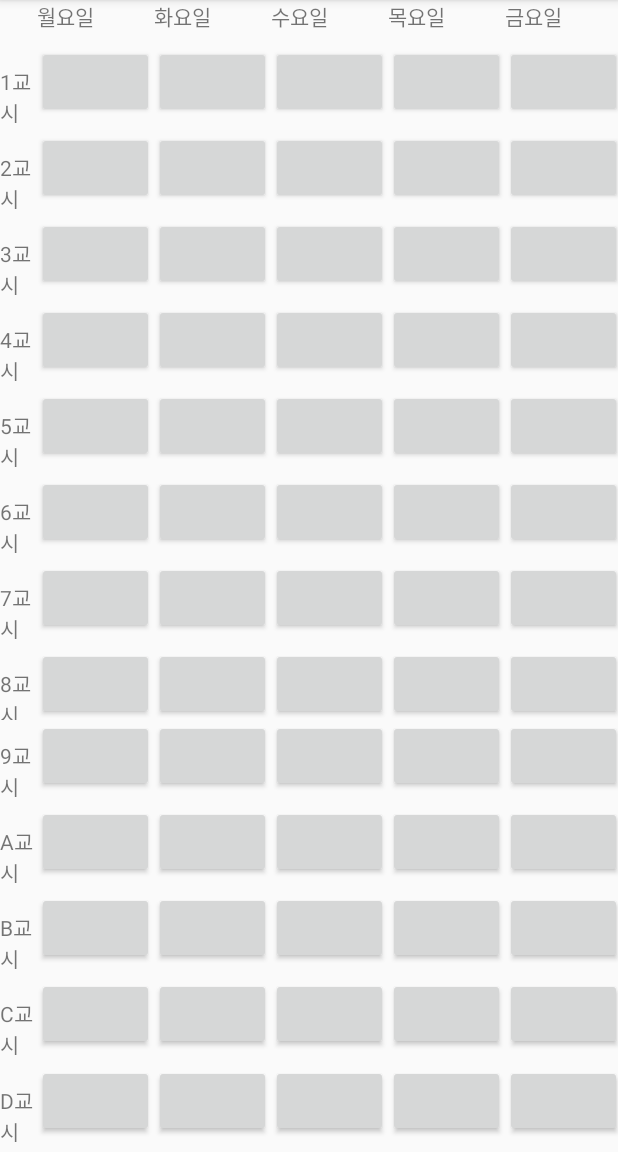
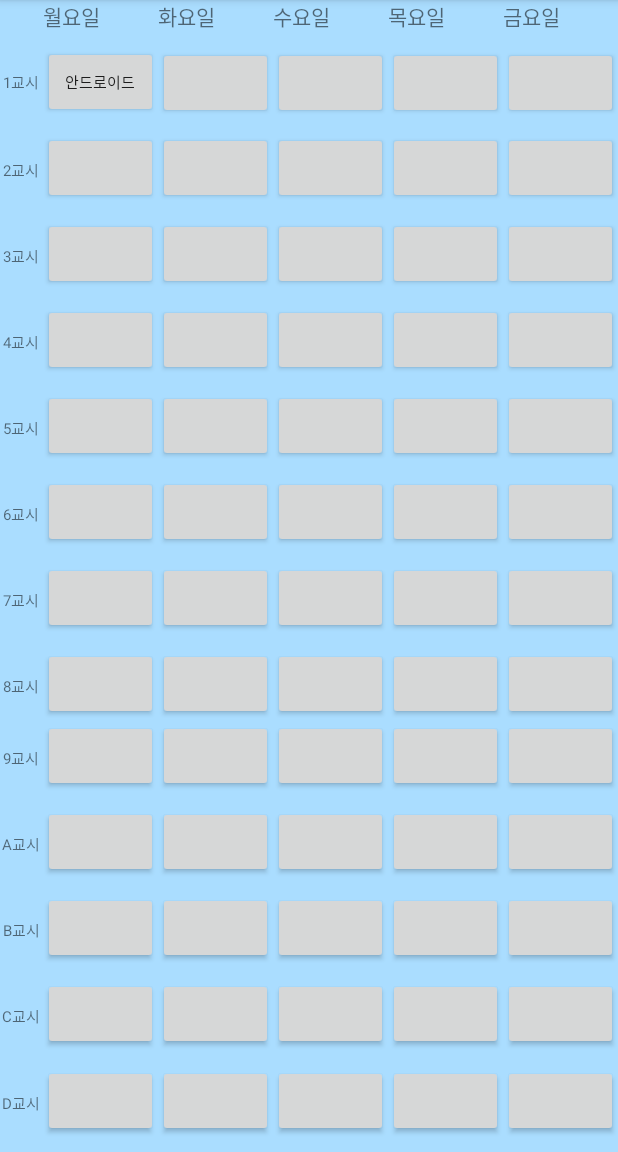
Before and after one commit to alwa09/timetable, an Android app: the TimeTableActivity screen opened directly, with no data from a screen before it, on a phone screen of 412 x 824 dp, the part 84-1236 px from its top. Run offline under Robolectric (Android 15) with nearby library versions, the phone set to English and light mode, and no system bars.

Commit message:
시간표레이아웃 수정중(지훈)

```diff
--- a/app/src/main/java/com/example/son/timetable/MyService.java
+++ b/app/src/main/java/com/example/son/timetable/MyService.java
@@ -195,5 +195,4 @@ public class MyService extends Service {
             return true;
         }
     };
-
 }
--- a/app/src/main/res/layout/activity_time_table.xml
+++ b/app/src/main/res/layout/activity_time_table.xml
@@ -9,6 +9,7 @@
     <TableLayout
         android:layout_width="match_parent"
         android:layout_height="match_parent"
+        android:background="#aaddff"
         android:shrinkColumns="0,1,2,3,4,5">
         <TableRow
             android:layout_weight="1">
@@ -22,17 +23,22 @@
         <TableRow
             android:layout_weight="1">
             <TextView
-                android:text="1교시"/>
-            <Button android:id="@+id/class1_monday" android:text=""/>
-            <Button android:id="@+id/class1_tuesday" android:text="" />
-            <Button android:id="@+id/class1_wednesday" android:text="" />
-            <Button android:id="@+id/class1_thursday" android:text="" />
-            <Button android:id="@+id/class1_friday" android:text="" />
+                android:text="1교시"
+                android:textSize="10dp"
+                android:textAlignment="center"
+                android:layout_width="40dp"/>
+            <Button android:id="@+id/class1_monday" android:textSize="10dp" android:text="안드로이드"/>
+            <Button android:id="@+id/class1_tuesday" android:textSize="10dp" android:text="" />
+            <Button android:id="@+id/class1_wednesday" android:textSize="10dp" android:text="" />
+            <Button android:id="@+id/class1_thursday" android:textSize="10dp" android:text="" />
+            <Button android:id="@+id/class1_friday" android:textSize="10dp" android:text="" />
         </TableRow>
         <TableRow
             android:layout_weight="1">
             <TextView
-                android:text="2교시"/>
+                android:text="2교시"
+                android:textAlignment="center"
+                android:textSize="10dp"/>
             <Button android:id="@+id/class2_monday" android:text="" />
             <Button android:id="@+id/class2_tuesday" android:text="" />
             <Button android:id="@+id/class2_wednesday" android:text="" />
@@ -42,7 +48,9 @@
         <TableRow
             android:layout_weight="1">
             <TextView
-                android:text="3교시"/>
+                android:text="3교시"
+                android:textAlignment="center"
+                android:textSize="10dp"/>
             <Button android:id="@+id/class3_monday" android:text="" />
             <Button android:id="@+id/class3_tuesday" android:text="" />
             <Button android:id="@+id/class3_wednesday" android:text="" />
@@ -52,7 +60,9 @@
         <TableRow
             android:layout_weight="1">
             <TextView
-                android:text="4교시"/>
+                android:text="4교시"
+                android:textAlignment="center"
+                android:textSize="10dp"/>
             <Button android:id="@+id/class4_monday" android:text="" />
             <Button android:id="@+id/class4_tuesday" android:text="" />
             <Button android:id="@+id/class4_wednesday" android:text="" />
@@ -62,7 +72,9 @@
         <TableRow
             android:layout_weight="1">
             <TextView
-                android:text="5교시"/>
+                android:text="5교시"
+                android:textAlignment="center"
+                android:textSize="10dp"/>
             <Button android:id="@+id/class5_monday" android:text="" />
             <Button android:id="@+id/class5_tuesday" android:text="" />
             <Button android:id="@+id/class5_wednesday" android:text="" />
@@ -72,7 +84,9 @@
         <TableRow
             android:layout_weight="1">
             <TextView
-                android:text="6교시"/>
+                android:text="6교시"
+                android:textAlignment="center"
+                android:textSize="10dp"/>
             <Button android:id="@+id/class6_monday" android:text="" />
             <Button android:id="@+id/class6_tuesday" android:text="" />
             <Button android:id="@+id/class6_wednesday" android:text="" />
@@ -82,7 +96,9 @@
         <TableRow
             android:layout_weight="1">
             <TextView
-                android:text="7교시"/>
+                android:text="7교시"
+                android:textAlignment="center"
+                android:textSize="10dp"/>
             <Button android:id="@+id/class7_monday" android:text="" />
             <Button android:id="@+id/class7_tuesday" android:text="" />
             <Button android:id="@+id/class7_wednesday" android:text="" />
@@ -91,7 +107,9 @@
         </TableRow>
         <TableRow>
             <TextView
-                android:text="8교시"/>
+                android:text="8교시"
+                android:textAlignment="center"
+                android:textSize="10dp"/>
             <Button android:id="@+id/class8_monday" android:text="" />
             <Button android:id="@+id/class8_tuesday" android:text="" />
             <Button android:id="@+id/class8_wednesday" android:text="" />
@@ -101,7 +119,9 @@
         <TableRow
             android:layout_weight="1">
             <TextView
-                android:text="9교시"/>
+                android:text="9교시"
+                android:textAlignment="center"
+                android:textSize="10dp"/>
             <Button android:id="@+id/class9_monday" android:text="" />
             <Button android:id="@+id/class9_tuesday" android:text="" />
             <Button android:id="@+id/class9_wednesday" android:text="" />
@@ -111,7 +131,9 @@
         <TableRow
             android:layout_weight="1">
             <TextView
-                android:text="A교시"/>
+                android:text="A교시"
+                android:textAlignment="center"
+                android:textSize="10dp"/>
             <Button android:id="@+id/classA_monday" android:text="" />
             <Button android:id="@+id/classA_tuesday" android:text="" />
             <Button android:id="@+id/classA_wednesday" android:text="" />
@@ -121,7 +143,9 @@
         <TableRow
             android:layout_weight="1">
             <TextView
-                android:text="B교시"/>
+                android:text="B교시"
+                android:textAlignment="center"
+                android:textSize="10dp"/>
             <Button android:id="@+id/classB_monday" android:text="" />
             <Button android:id="@+id/classB_tuesday" android:text="" />
             <Button android:id="@+id/classB_wednesday" android:text="" />
@@ -131,7 +155,9 @@
         <TableRow
             android:layout_weight="1">
             <TextView
-                android:text="C교시"/>
+                android:text="C교시"
+                android:textAlignment="center"
+                android:textSize="10dp"/>
             <Button android:id="@+id/classC_monday" android:text="" />
             <Button android:id="@+id/classC_tuesday" android:text="" />
             <Button android:id="@+id/classC_wednesday" android:text="" />
@@ -141,7 +167,9 @@
         <TableRow
             android:layout_weight="1">
             <TextView
-                android:text="D교시"/>
+                android:text="D교시"
+                android:textAlignment="center"
+                android:textSize="10dp"/>
             <Button android:id="@+id/classD_monday" android:text="" />
             <Button android:id="@+id/classD_tuesday" android:text="" />
             <Button android:id="@+id/classD_wednesday" android:text="" />
```
